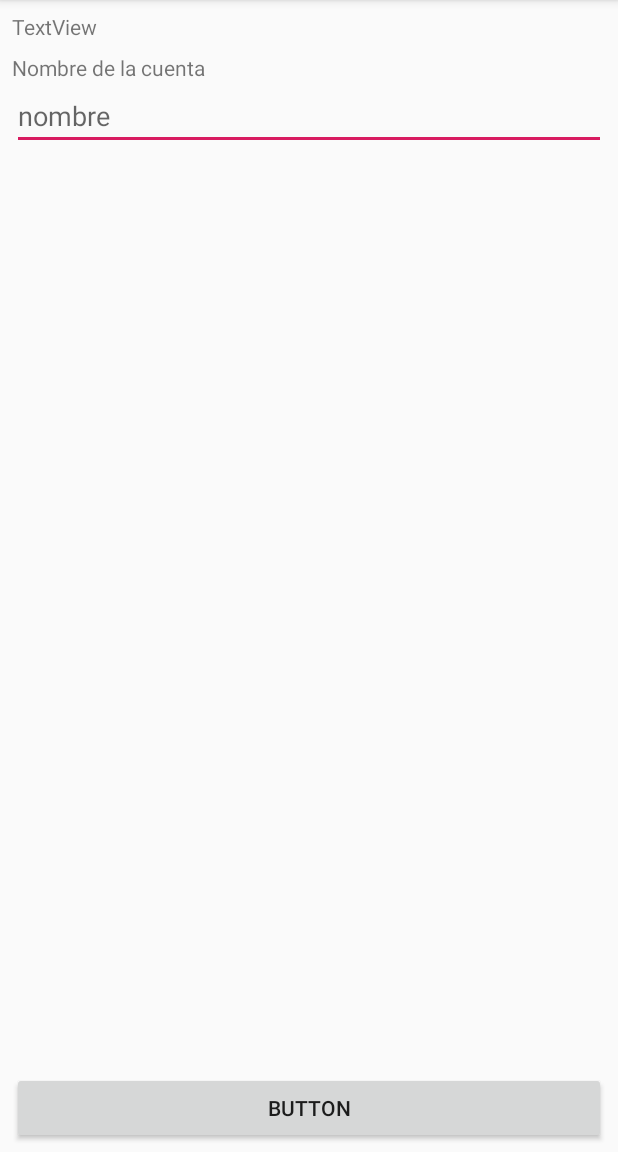
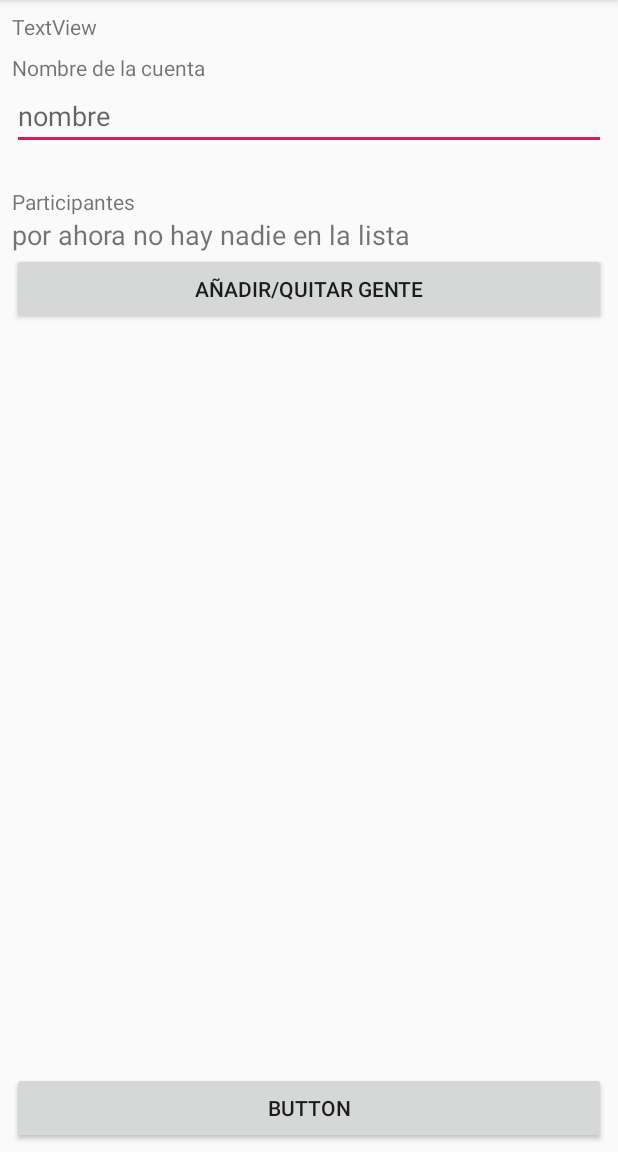
Before and after one commit to lusowashere/CompartirCuentas, an Android app: the detalles_cuenta screen opened directly, with no data from a screen before it, on a phone screen of 412 x 824 dp, the part 84-1236 px from its top. Run offline under Robolectric (Android 15) with nearby library versions, the phone set to English and light mode, and no system bars; our stand-ins replace Firebase (no records; nobody signed in at launch, a user with empty details on screens opened directly).

Commit message:
creada pantalla lista nombres

```diff
--- a/app/src/main/res/layout/activity_detalles_cuenta.xml
+++ b/app/src/main/res/layout/activity_detalles_cuenta.xml
@@ -7,7 +7,7 @@
     tools:context=".detalles_cuenta">
 
     <TextView
-        android:id="@+id/textView2"
+        android:id="@+id/labelCabecera"
         android:layout_width="0dp"
         android:layout_height="wrap_content"
         android:layout_marginStart="8dp"
@@ -33,7 +33,7 @@
         app:layout_constraintBottom_toTopOf="@+id/buttExit"
         app:layout_constraintEnd_toEndOf="parent"
         app:layout_constraintStart_toStartOf="parent"
-        app:layout_constraintTop_toBottomOf="@+id/textView2">
+        app:layout_constraintTop_toBottomOf="@+id/labelCabecera">
 
         <LinearLayout
             android:layout_width="match_parent"
@@ -54,9 +54,39 @@
                 android:layout_height="wrap_content"
                 android:ems="10"
                 android:hint="nombre"
-                android:inputType="text"
+                android:inputType="textNoSuggestions|textFilter"
                 tools:layout_editor_absoluteX="34dp"
                 tools:layout_editor_absoluteY="72dp" />
+
+            <TextView
+                android:id="@+id/labelEspacio"
+                android:layout_width="match_parent"
+                android:layout_height="wrap_content"
+                android:text=" "
+                android:textSize="18sp" />
+
+            <TextView
+                android:id="@+id/labelNombres"
+                android:layout_width="wrap_content"
+                android:layout_height="wrap_content"
+                android:scrollHorizontally="false"
+                android:text="Participantes"
+                tools:layout_editor_absoluteX="16dp"
+                tools:layout_editor_absoluteY="111dp" />
+
+            <TextView
+                android:id="@+id/textoListaParticipantes"
+                android:layout_width="match_parent"
+                android:layout_height="wrap_content"
+                android:text="por ahora no hay nadie en la lista"
+                android:textSize="18sp" />
+
+            <Button
+                android:id="@+id/buttModificarLista"
+                android:layout_width="match_parent"
+                android:layout_height="wrap_content"
+                android:onClick="abrirListaNombres"
+                android:text="Añadir/Quitar Gente" />
         </LinearLayout>
     </ScrollView>
 
```
Also changed, not shown: app/src/main/AndroidManifest.xml (+9 -4 lines), app/src/main/java/com/example/lusog/compartircuentas/Cuenta.java (+41 -1 lines), app/src/main/java/com/example/lusog/compartircuentas/detalles_cuenta.java (+36 -2 lines), app/src/main/java/com/example/lusog/compartircuentas/listaNombres.java (added, +108 -0 lines), app/src/main/res/layout/activity_lista_nombres.xml (added, +95 -0 lines).
